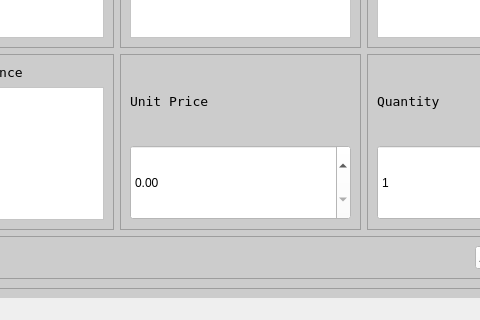
Before: the Qt Designer form Program_Files/UI_Files/adding_item_window.ui in Thomas1B/Electronics-Inventory-Program, drawn with Qt 5; both pictures show x 147 to 627 and y 237 to 557 of the 775 by 557 pixel window.
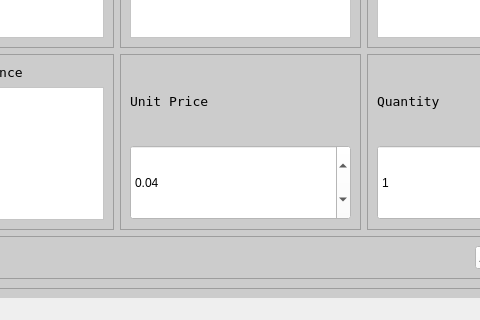
After: the same form once the commit is applied. Icons and pictures are not drawn.

The edit to the form file:
```diff
--- a/Program_Files/UI_Files/adding_item_window.ui
+++ b/Program_Files/UI_Files/adding_item_window.ui
@@ -185,6 +185,9 @@
             <property name="maximum">
              <double>1000000.000000000000000</double>
             </property>
+            <property name="value">
+             <double>0.040000000000000</double>
+            </property>
            </widget>
           </item>
          </layout>
```
Left out of the diff: 21 changed lines with no effect on the pictures.
